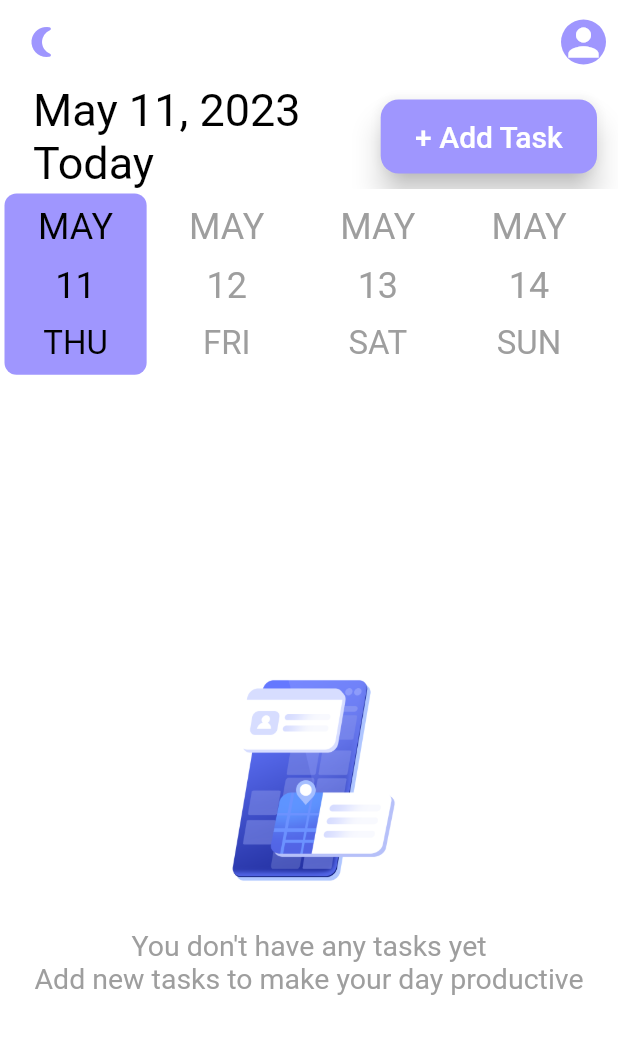
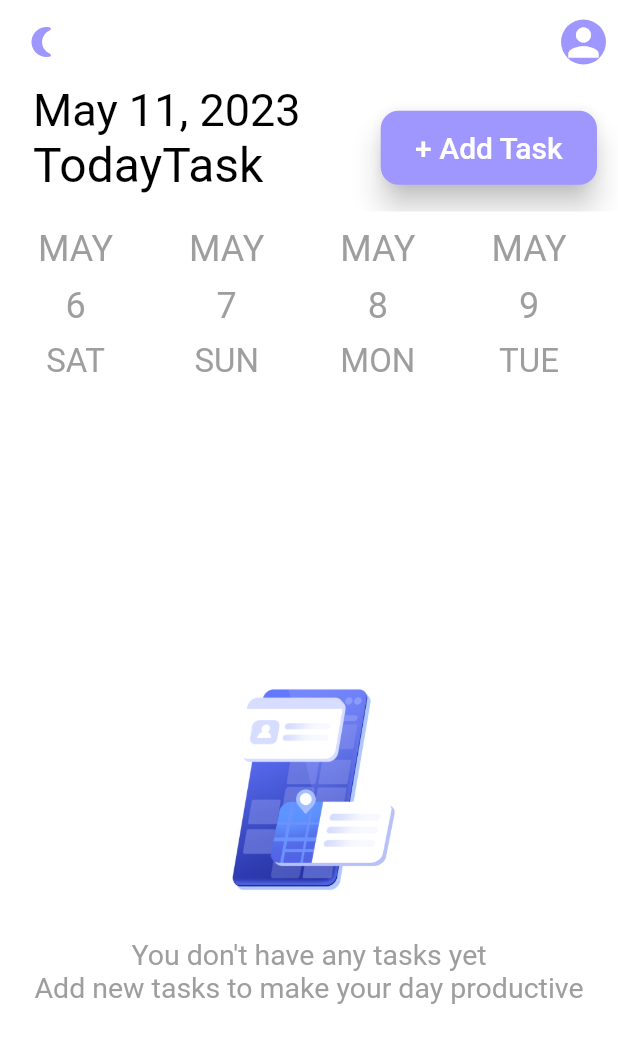
Before and after one commit to AlaaNabilKhalaf/task_app, a Flutter app: the screen it shows after launch, on a phone screen of 412 x 824 dp. Shown: the top 1043 px of the screen. Run offline on Flutter 3.47's test engine with Material 2 defaults, Android fonts, the phone set to English and light mode, and no system bars; drawn by our look-alikes of date_picker_timeline; our stand-ins replace animated_text_kit, bloc, flutter_bloc, hive, hive_flutter, image_picker and 1 more; accounts and stored records are empty.

Commit message:
version one

```diff
--- a/lib/Screens/HomeScreen.dart
+++ b/lib/Screens/HomeScreen.dart
@@ -22,13 +22,10 @@ class _HomeScreenState extends State<HomeScreen> {
   @override
   Widget build(BuildContext context) {
     final cubit = BlocProvider.of<HiveCubit>(context);
-   cubit.getTask(date: cubit.myDate);
+   cubit.getTask(date: DateFormat.yMMMMd().format(cubit.initialData).toString());
     cubit.changeAnimationValue();
     Future.delayed(const Duration(milliseconds: 500),(){
       cubit.makeAnimationValueTure();
-      // Future.delayed(const Duration(milliseconds: 500),(){
-      //
-      // });
     });
     return BlocConsumer<HiveCubit,HiveStates>(
       listener: (context,state){},
@@ -108,10 +105,29 @@ class _HomeScreenState extends State<HomeScreen> {
                         ),
                         Padding(
                           padding:const EdgeInsets.symmetric(horizontal: 8.0),
-                          child: Text('Today',style: TextStyle(
-                              color: cubit.isMode? Colors.black : Colors.white,
-                              fontSize: 30
-                          ),),
+                          child: GestureDetector(
+                            onTap: (){
+                     setState(() {
+                       cubit.initialSelectedDate = DateTime.now();
+                       cubit.taskType = 'Old Tasks';
+                       cubit.initialData = DateTime.now();
+                     });
+                            },
+                            onDoubleTap: (){
+                              setState(() {
+                                cubit.initialSelectedDate = DateTime.now().subtract(const Duration(days: 5));
+                                cubit.taskType = 'Today Tasks';
+                                cubit.initialData = DateTime.now().subtract(const Duration(days: 5));
+                              });
+                            },
+                            child: SizedBox(
+                              height: 50,width: 200,
+                              child: Text(cubit.taskType,style: TextStyle(
+                                  color: cubit.isMode? Colors.black : Colors.white,
+                                  fontSize: 32
+                              ),),
+                            ),
+                          ),
                         )
                       ]
                   ),
@@ -146,7 +162,7 @@ class _HomeScreenState extends State<HomeScreen> {
                   color : cubit.isMode? Colors.white : Colors.black,
                 ),
                 child: DatePicker(
-                  DateTime.now(),
+                  cubit.initialData,
                   width: MediaQuery.of(context).size.width*0.23,
                   height: MediaQuery.of(context).size.height*0.6,
                   initialSelectedDate: DateTime.now(),
@@ -175,6 +191,8 @@ class _HomeScreenState extends State<HomeScreen> {
                     cubit.myDate = DateFormat.yMMMMd().format(data);
                     cubit.getTask(date: cubit.myDate.toString());
                   },),),),
+
+
             cubit.tasksData.isEmpty?
 
           const  MyDefaultHomeScreen() :
@@ -281,7 +299,6 @@ class _HomeScreenState extends State<HomeScreen> {
                                                 cubit.changeState(index: index);
                                                 Navigator.pop(context);
                                                 cubit.makeAnimationValueTure();
-
                                               },
                                               color: myPrimeColor,
                                               elevation: 8,
--- a/lib/Screens/Task_screen.dart
+++ b/lib/Screens/Task_screen.dart
@@ -111,8 +111,9 @@ class TaskScreen extends StatelessWidget {
                                             ),
                                           ],
                                         ),
+SizedBox(width: 80,)
+                                      ],
 
-                                      ],
                                     ),
                                    if(cubit.task['taskImage'] == null)
                                      SizedBox(width: MediaQuery.of(context).size.width*0.1,
--- a/lib/Screens/add_task_screen.dart
+++ b/lib/Screens/add_task_screen.dart
@@ -134,7 +134,7 @@ class _AddTaskState extends State<AddTask> {
                     onTap: (){
                       showDatePicker(context: context,
                           initialDate: DateTime.now(),
-                          firstDate: DateTime.now(),
+                          firstDate: DateTime.now().subtract(const Duration(days: 5)),
                           lastDate: DateTime(2090)).then((value) {
                         cubit.date.text = DateFormat.yMMMMd().format(value!).toString();
                       });},
--- a/lib/cubits/hive_cubit/hive_cubit.dart
+++ b/lib/cubits/hive_cubit/hive_cubit.dart
@@ -18,15 +18,19 @@ class HiveCubit extends Cubit<HiveStates> {
 
   String? imageOfTheTask;
 
+  DateTime initialData = DateTime.now().subtract(const Duration(days: 5));
+  final today = DateTime.now();
+  final fiveDaysAgo = DateTime.now().subtract(const Duration(days: 5));
+
   bool startAnimated = false;
-
-  bool theTextBool = true ;
 
   int selectedIndex = 5;
 
   //bool changeContainerColor = false ;
 
   dynamic task;
+
+  DateTime initialSelectedDate = DateTime.now().subtract(const Duration(days: 5));
 
   int textIndex = 5 ;
 
@@ -255,6 +259,22 @@ void changeState({required int index}){
   {tasksData[index]['taskState'] = 'Complete';}
    emit(ChangeState());
 }
+String taskType = 'TodayTask' ;
+ changeTaskType(){
 
+if( initialData == DateTime.now())
+  {
+    taskType = 'Old Tasks' ;}
+else
+{
+
+  taskType = 'Today Tasks' ;}
+emit(TaskTypeReturned());
+}
+
+changeDate(){
+  initialData = DateTime.now();
+   emit(DateChanged());
+}
 
 }
--- a/lib/cubits/hive_cubit/hive_states.dart
+++ b/lib/cubits/hive_cubit/hive_states.dart
@@ -22,3 +22,5 @@ class TheTextChanged extends HiveStates {}
 class TextIndexReturned extends HiveStates {}
 class ContainerTextInserted extends HiveStates {}
 class ChangeState extends HiveStates {}
+class TaskTypeReturned extends HiveStates {}
+class DateChanged extends HiveStates {}
```
